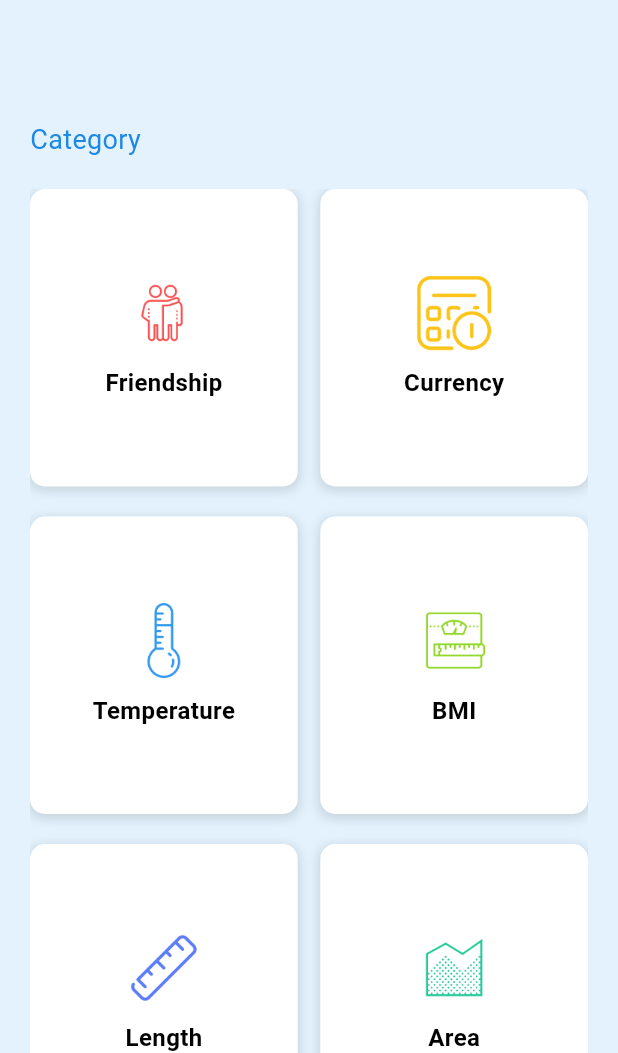
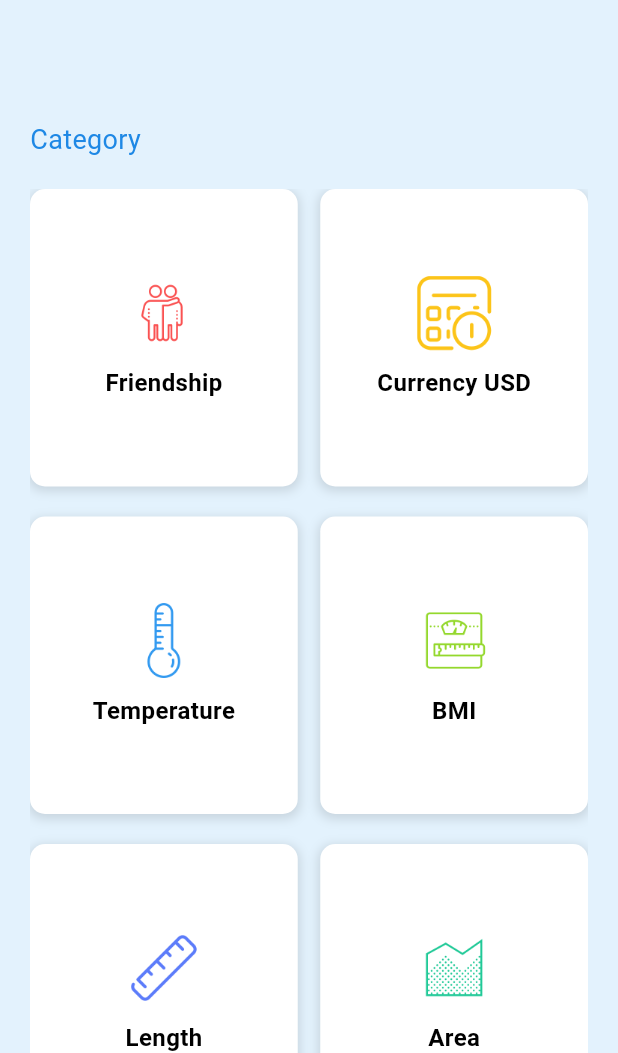
Before and after one commit to JantsoJant/assignment-2-task-2, a Flutter app: the screen it shows after launch, on a phone screen of 412 x 824 dp, the part 183-1236 px from its top. Run offline on Flutter 3.47's test engine with Material 3 defaults, Android fonts, the phone set to English and light mode, and no system bars.

Commit message:
Update main.dart

```diff
--- a/lib/main.dart
+++ b/lib/main.dart
@@ -1,7 +1,14 @@
 import 'package:flutter/material.dart';
+import 'package:task2/age.dart';
 import 'package:task2/currency.dart';
+import 'package:task2/currency1.dart';
 import 'package:task2/friendship.dart';
+import 'package:task2/length.dart';
 import 'package:task2/splash_screen.dart';
+import 'package:task2/temperature.dart';
+import 'package:task2/time.dart';
+import 'package:task2/timeBelgium.dart';
+import 'package:task2/weight.dart';
 
 void main() {
   runApp(const MyApp());
@@ -37,18 +44,17 @@ class MyHomePage extends StatefulWidget {
 class _MyHomePageState extends State<MyHomePage> {
   final List<Map<String, dynamic>> categories = [
     {"name": "Friendship", "img": "images/friendship.png", "route": Friendship()},
-    {"name": "Currency", "img": "images/currency.png", "route": CurrencyConverter()},
-    {"name": "Temperature", "img": "images/temperature.png", "route": Friendship()},
+    {"name": "Currency USD", "img": "images/currency.png", "route": CurrencyConverter()},
+    {"name": "Temperature", "img": "images/temperature.png", "route": Temperature()},
     {"name": "BMI", "img": "images/bmi.png", "route": Friendship()},
-    {"name": "Length", "img": "images/length.png", "route": Friendship()},
+    {"name": "Length", "img": "images/length.png", "route": Length()},
     {"name": "Area", "img": "images/area.png", "route": Friendship()},
     {"name": "Volume", "img": "images/volume.png", "route": Friendship()},
-    {"name": "Weight", "img": "images/weight.png", "route": Friendship()},
-    {"name": "Time", "img": "images/time.png", "route": Friendship()},
-    {"name": "Age", "img": "images/age.png", "route": Friendship()},
-    {"name": "Time", "img": "images/time.png", "route": Friendship()},
-    {"name": "Currency", "img": "images/currency.png", "route": Friendship()},
-    {"name": "Temperature", "img": "images/temperature.png", "route": Friendship()},
+    {"name": "Weight", "img": "images/weight.png", "route": WeightConverterScreen()},
+    {"name": "Time Belgium", "img": "images/time.png", "route": TimeBelgiumConverter()},
+    {"name": "Age", "img": "images/age.png", "route": AgeCalculator()},
+    {"name": "Currency Pound", "img": "images/currency.png", "route": CurrencyPoundConverter()},
+    {"name": "Time", "img": "images/time.png", "route": TimeConverter()},
   ];
 
   @override
```
